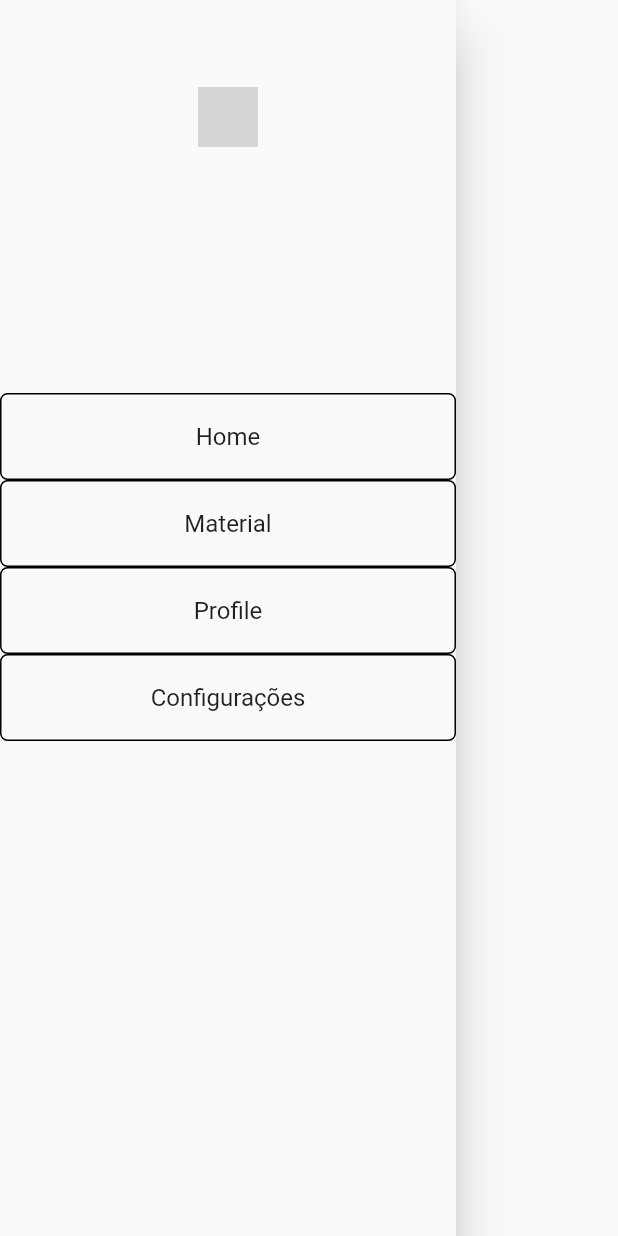
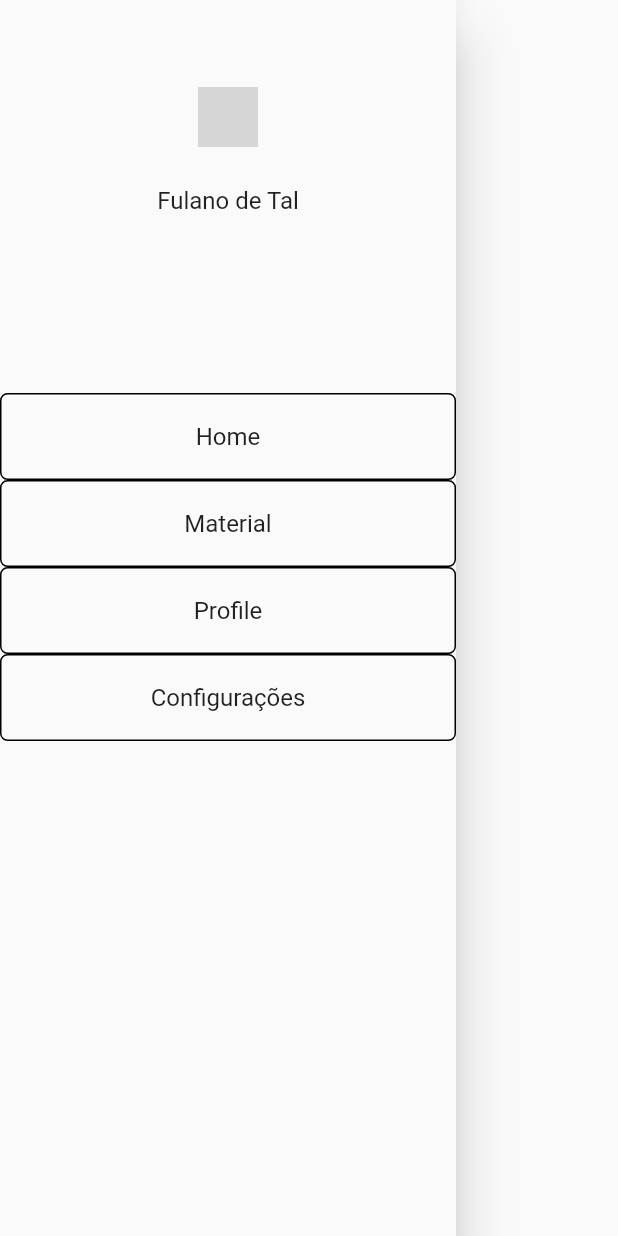
Before and after one commit to Maahrcy/study_app, a Flutter app: the VerticalNavBar widget shown alone on an empty page, opened directly, on a phone screen of 412 x 824 dp. Run offline on Flutter 3.47's test engine with Material 2 defaults, Android fonts, the light colour scheme and no system bars; our stand-ins replace google_fonts, shared_preferences, sqflite; accounts and stored records are empty; network calls fail; grey boxes are pictures that could not be loaded.

Commit message:
Revert "fulano modificado"
This reverts commit ede3a976

```diff
--- a/lib/pages/home_page/vertical_navbar_widget.dart
+++ b/lib/pages/home_page/vertical_navbar_widget.dart
@@ -1,5 +1,4 @@
 import 'package:flutter/material.dart';
-import 'package:shared_preferences/shared_preferences.dart';
 import 'package:study_app/pages/home_page/home.dart';
 
 import '../config_page/config_page.dart';
@@ -12,25 +11,9 @@ class VerticalNavBar extends StatefulWidget {
 }
 
 class _VerticalNavBarState extends State<VerticalNavBar> {
-  String name = "Usuario";
-  Future<void> getUserName() async {
-    SharedPreferences instance = await SharedPreferences.getInstance();
-    setState(() {
-      name = instance.getString('NAME') ?? "Usuario Teste" ;
-      print('tudo certo aq');
-    });
-  }
-
-  @override
-  void initState() {
-    super.initState();
-    getUserName();
-  }
-
   @override
   Widget build(BuildContext context) {
-    return Scaffold(
-      body: Drawer(
+    return Drawer(
       child: ListView(
         children: <Widget>[
           const SizedBox(
@@ -44,8 +27,8 @@ class _VerticalNavBarState extends State<VerticalNavBar> {
             ),
           ),
           ListTile(
-              title: Center(
-                child: Text(name),
+            title: const Center(
+              child: Text('Fulano de Tal'),
             ),
             onTap: () {
               Navigator.pop(context);
@@ -118,7 +101,6 @@ class _VerticalNavBarState extends State<VerticalNavBar> {
           ),
         ],
       ),
-      ),
     );
   }
 }
```
Also changed, not shown: lib/pages/home_page/home.dart (+2 -18 lines), pubspec.lock. Lines whose indentation alone changed are shown as unchanged.
